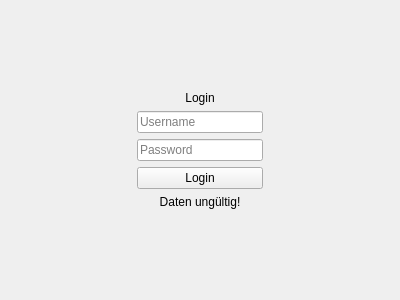
The window that HR_Managment_System_Application/login.ui (MehmetMertt/twentyONE_HR_System) describes before a commit, drawn with Qt 5.
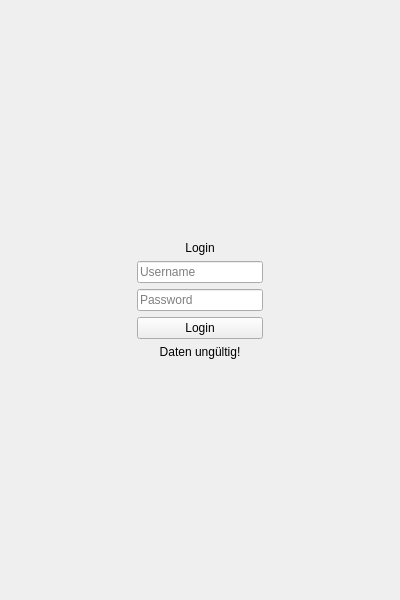
The same window after the commit.

What changed in the file:
```diff
--- a/HR_Managment_System_Application/login.ui
+++ b/HR_Managment_System_Application/login.ui
@@ -7,7 +7,7 @@
     <x>0</x>
     <y>0</y>
     <width>400</width>
-    <height>300</height>
+    <height>600</height>
    </rect>
   </property>
   <property name="windowTitle">
```
